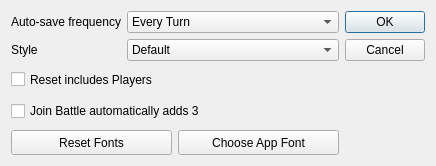
This is gui/preferences_window.ui in ErikSeguinte/Ex3E-Tracker as Qt 5 draws it before an edit. The edited form follows.
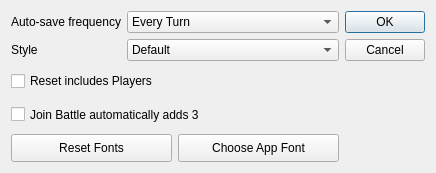
This is the edited form.

What changed in the file:
```diff
--- a/gui/preferences_window.ui
+++ b/gui/preferences_window.ui
@@ -7,7 +7,7 @@
     <x>0</x>
     <y>0</y>
     <width>436</width>
-    <height>166</height>
+    <height>173</height>
    </rect>
   </property>
   <property name="windowTitle">
```
Left out of the diff: 8 changed lines with no effect on the pictures.
